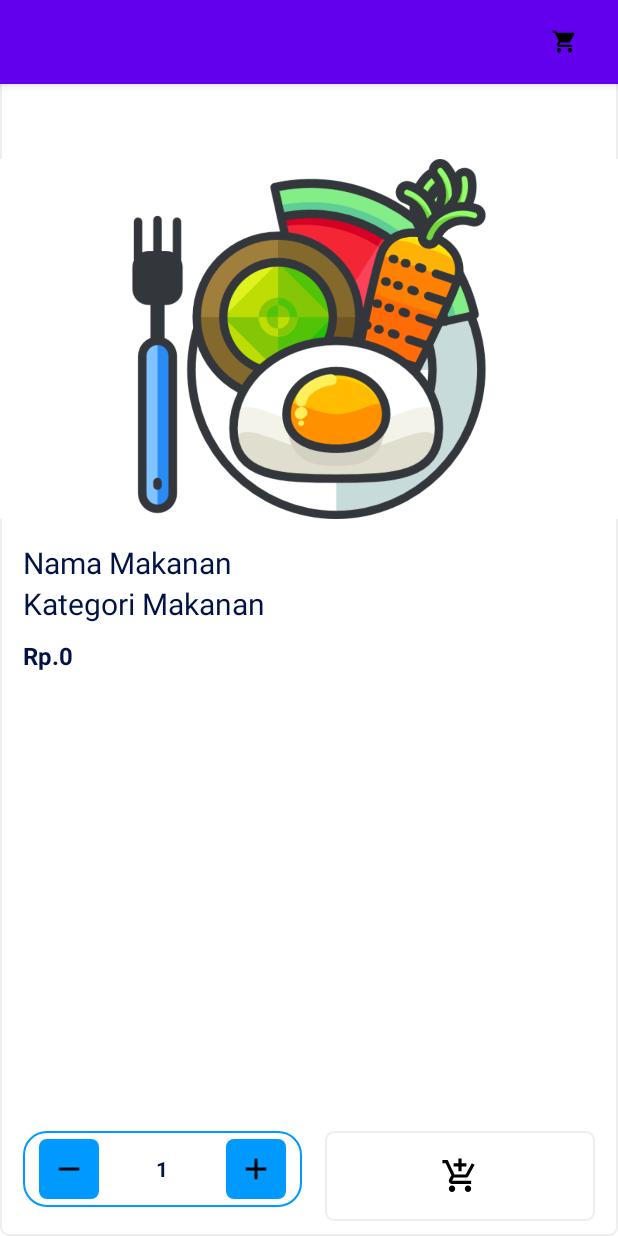
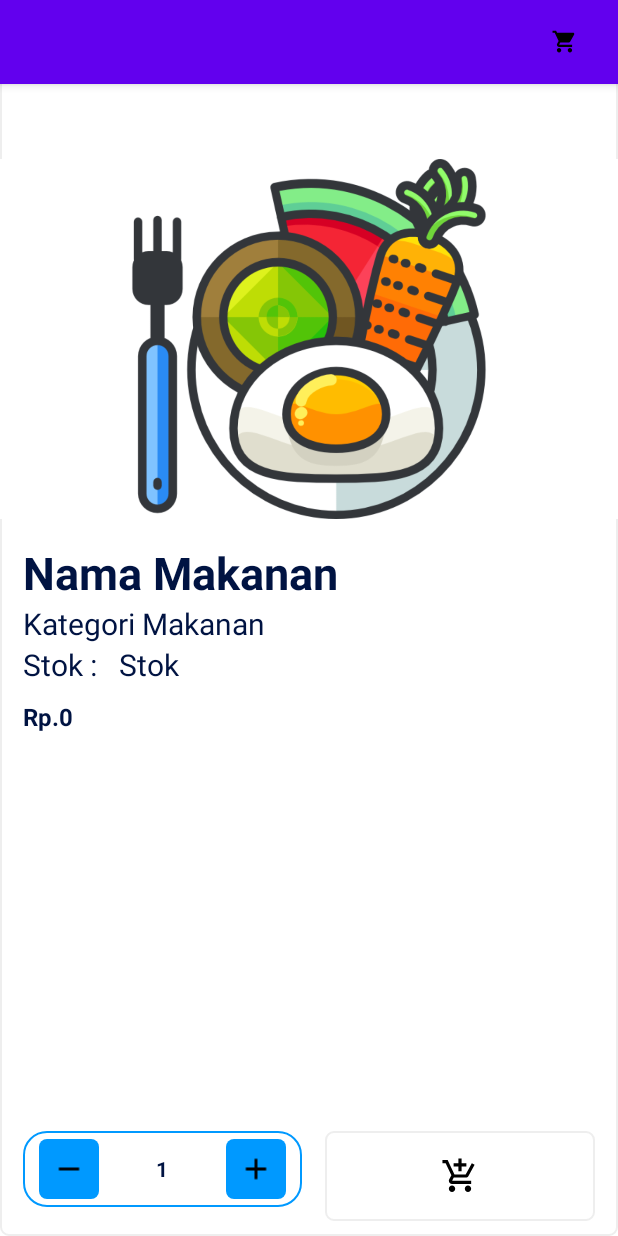
Before and after one commit to NestyTampubolon/KantindanKoperasiAndroid, an Android app: the MakananDetailActivity screen opened directly, with no data from a screen before it, after a tap on an icon or button, on a phone screen of 412 x 824 dp. Run offline under Robolectric (Android 15) with nearby library versions, the phone set to English and light mode, and no system bars; our stand-ins replace RxJava; 8 statements that could not run were skipped.

Commit message:
Stok dan Gambar

```diff
--- a/app/build.gradle
+++ b/app/build.gradle
@@ -65,6 +65,9 @@ dependencies {
     implementation "androidx.room:room-runtime:2.4.2"
     kapt "androidx.room:room-compiler:2.4.2"
 
+    //display image
+    implementation 'com.squareup.picasso:picasso:2.71828'
+
     //Splash Screen
     implementation 'androidx.core:core-splashscreen:1.0.0-alpha02'
     implementation 'androidx.fragment:fragment-ktx:1.1.0-beta02'
--- a/app/src/main/java/com/PAM/kantinkoperasi/LoginActivity.kt
+++ b/app/src/main/java/com/PAM/kantinkoperasi/LoginActivity.kt
@@ -61,7 +61,6 @@ class LoginActivity : AppCompatActivity() {
         ApiConfig.instanceRetrofit.login(edt_email.text.toString(),edt_password.text.toString()).enqueue(object :
             Callback<ResponModel> {
 
-
             override fun onResponse(call: Call<ResponModel>, response: Response<ResponModel>) {
                 val respon = response.body()!!
                 if (respon.success == 1) {
--- a/app/src/main/java/com/PAM/kantinkoperasi/MakananDetailActivity.kt
+++ b/app/src/main/java/com/PAM/kantinkoperasi/MakananDetailActivity.kt
@@ -7,6 +7,7 @@ import android.util.Log
 import android.view.View
 import android.widget.*
 import androidx.localbroadcastmanager.content.LocalBroadcastManager
+import com.PAM.kantinkoperasi.app.ApiConfig
 import com.PAM.kantinkoperasi.helper.Helper
 import com.PAM.kantinkoperasi.helper.SharedPref
 import com.PAM.kantinkoperasi.model.MakananMinuman
@@ -17,12 +18,17 @@ import io.reactivex.android.schedulers.AndroidSchedulers
 import io.reactivex.disposables.CompositeDisposable
 import io.reactivex.schedulers.Schedulers
 import kotlinx.android.synthetic.main.toolbar.*
+import okhttp3.ResponseBody
+import retrofit2.Call
+import retrofit2.Callback
+import retrofit2.Response
 
 
 class MakananDetailActivity : AppCompatActivity() {
     private lateinit var tv_nama : TextView
     private lateinit var  tv_harga  :TextView
     private lateinit var tv_kategori : TextView
+    private lateinit var tv_stok : TextView
     private lateinit var btn_keranjang : RelativeLayout
     private lateinit var btn_tambah : ImageView
     private lateinit var btn_kurang : ImageView
@@ -39,6 +45,7 @@ class MakananDetailActivity : AppCompatActivity() {
         tv_nama = findViewById(R.id.tv_nama)
         tv_harga = findViewById(R.id.tv_harga)
         tv_kategori = findViewById(R.id.tv_kategori)
+        tv_stok = findViewById(R.id.tv_stok)
 
         btn_keranjang = findViewById(R.id.btn_keranjang)
         btn_tambah = findViewById(R.id.btn_tambah)
@@ -63,34 +70,52 @@ class MakananDetailActivity : AppCompatActivity() {
         tv_nama.text = makananminuman.nama
         tv_harga.text = Helper().gantiRupiah(makananminuman.harga)
         tv_kategori.text = makananminuman.kategori
+        tv_stok.text = makananminuman.stok.toString()
 
     }
     private fun mainButton() {
-        var jumlah = Integer.parseInt(tv_jumlah.text.toString())
+        var jumlah = 1
         btn_keranjang.setOnClickListener {
+            jumlah = Integer.valueOf(tv_jumlah.text.toString())
             val data = myDb.daoKeranjangMakananMinuman().getMakananMinuman(makananminuman.id_makanan_minuman)
                 if (data == null) {
+                    makananminuman.jumlah = jumlah
                     insert()
                 } else {
-                data.jumlah += 1
+                    data.jumlah += jumlah
                     update(data)
                 }
+            makananminuman.stok -= jumlah
+            tv_stok.text = makananminuman.stok.toString()
+
+                ApiConfig.instanceRetrofit.updatestok( makananminuman.id_makanan_minuman.toString(),makananminuman.stok.toString()).enqueue(object :
+                    Callback<ResponseBody> {
+                    override fun onResponse(call: Call<ResponseBody>, response: Response<ResponseBody>) {
+                    }
+
+                    override fun onFailure(call: Call<ResponseBody>, t: Throwable) {
+
+                    }
+
+                })
+
         }
         btn_tambah.setOnClickListener {
-            Toast.makeText(
-                this,
-                jumlah ,
-                Toast.LENGTH_SHORT
-            ).show()
-
+            jumlah = Integer.valueOf(tv_jumlah.text.toString())
+            if (jumlah <= makananminuman.stok){
+                jumlah++
+                tv_jumlah.setText(Integer.toString(jumlah))
+            }
         }
         btn_kurang.setOnClickListener {
+            jumlah = Integer.valueOf(tv_jumlah.text.toString())
             if (jumlah <= 1) return@setOnClickListener
             else {
                 jumlah--
-                tv_jumlah.setText(jumlah)
+                tv_jumlah.setText(Integer.toString(jumlah))
             }
         }
+
         btn_toKeranjang.setOnClickListener{
             val intent = Intent(this, KeranjangMakanan::class.java)
             startActivity(intent)
--- a/app/src/main/java/com/PAM/kantinkoperasi/fragment/AkunFragment.kt
+++ b/app/src/main/java/com/PAM/kantinkoperasi/fragment/AkunFragment.kt
@@ -22,7 +22,6 @@ class AkunFragment : Fragment(R.layout.fragment_akun) {
     lateinit var s:SharedPref
 
     lateinit var btn_riwayat : RelativeLayout
-    lateinit var btn_keranjang : RelativeLayout
     lateinit var btn_logout : RelativeLayout
 
     override fun onCreateView(inflater: LayoutInflater, container: ViewGroup?, savedInstanceState: Bundle?): View? {
@@ -63,7 +62,7 @@ class AkunFragment : Fragment(R.layout.fragment_akun) {
 
 
         tv_nim.text = user.nim
-        tv_email.text = user.email
+        tv_email.text = user.id_user.toString()
         tv_nama.text = user.name
     }
 
@@ -73,7 +72,6 @@ class AkunFragment : Fragment(R.layout.fragment_akun) {
         tv_email = view.findViewById(R.id.tv_email)
 
         btn_riwayat = view.findViewById(R.id.btn_riwayat)
-        btn_keranjang = view.findViewById(R.id.btn_keranjang)
         btn_logout = view.findViewById(R.id.btn_logout)
     }
 }
--- a/app/src/main/java/com/PAM/kantinkoperasi/helper/SharedPref.kt
+++ b/app/src/main/java/com/PAM/kantinkoperasi/helper/SharedPref.kt
@@ -12,6 +12,7 @@ class SharedPref(activity: Activity) {
     val name = "name"
     val email = "email"
     val nim = "nim"
+    val id_user = "id_user"
 
     val user = "user"
 
--- a/app/src/main/java/com/PAM/kantinkoperasi/model/User.kt
+++ b/app/src/main/java/com/PAM/kantinkoperasi/model/User.kt
@@ -4,5 +4,5 @@ class User {
     lateinit var nim:String
     var name:String = ""
     lateinit var email:String
-    var id_user = 0
+    var id_user: Int = 0
 }
--- /dev/null
+++ b/app/src/main/java/com/PAM/kantinkoperasi/util/Config.kt
@@ -0,0 +1,6 @@
+package com.PAM.kantinkoperasi.util
+
+object Config {
+    const val baseUrl2 = "http://192.168.46.154/Proyek_PAM/KantinKoperasi/public/"
+    const val productUrl = baseUrl2 + "gbr_makanan_minuman/"
+}
--- a/app/src/main/res/layout/activity_makanan.xml
+++ b/app/src/main/res/layout/activity_makanan.xml
@@ -27,7 +27,7 @@
             android:id="@+id/rv_makanan"
             android:layout_width="match_parent"
             android:layout_height="match_parent"
-            tools:listitem="@layout/item_makananminuman" />
+            android:src="@drawable/img_makanan" />
 
     </LinearLayout>
 
--- a/app/src/main/res/layout/activity_makanan_detail.xml
+++ b/app/src/main/res/layout/activity_makanan_detail.xml
@@ -43,7 +43,8 @@
                     android:maxLines="3"
                     android:text="Nama Makanan"
                     android:textColor="@color/colorPrimary"
-                    android:textSize="20dp" />
+                    android:textStyle="bold"
+                    android:textSize="30dp" />
 
                 <TextView
                     android:id="@+id/tv_kategori"
@@ -55,6 +56,34 @@
                     android:text="Kategori Makanan"
                     android:textColor="@color/colorPrimary"
                     android:textSize="20dp" />
+
+                <LinearLayout
+                    android:layout_width="match_parent"
+                    android:layout_height="wrap_content"
+                    android:orientation="horizontal">
+
+                    <TextView
+                        android:layout_width="wrap_content"
+                        android:layout_height="wrap_content"
+                        android:layout_marginRight="10dp"
+                        android:ellipsize="marquee"
+                        android:maxLines="3"
+                        android:text="Stok : "
+                        android:textColor="@color/colorPrimary"
+                        android:textSize="20dp" />
+
+                    <TextView
+                        android:id="@+id/tv_stok"
+                        android:layout_width="match_parent"
+                        android:layout_height="wrap_content"
+                        android:layout_marginRight="10dp"
+                        android:ellipsize="marquee"
+                        android:maxLines="3"
+                        android:text="Stok"
+                        android:textColor="@color/colorPrimary"
+                        android:textSize="20dp" />
+                </LinearLayout>
+
 
 
                 <TextView
--- a/app/src/main/res/layout/item_makananminuman.xml
+++ b/app/src/main/res/layout/item_makananminuman.xml
@@ -17,7 +17,7 @@
             android:id="@+id/img_makanan"
             android:layout_width="150dp"
             android:layout_height="150dp"
-            tools:src="@tools:sample/avatars"/>
+            android:src="@drawable/img_makanan"/>
 
         <TextView
             android:layout_marginHorizontal="5dp"
```
Also changed, not shown: app/src/main/java/com/PAM/kantinkoperasi/adapter/AdapterMakananMinuman.kt (+10 -0 lines), app/src/main/java/com/PAM/kantinkoperasi/app/ApiService.kt (+7 -0 lines), app/src/main/res/layout/fragment_akun.xml (+0 -35 lines). Lines whose indentation alone changed are shown as unchanged.
